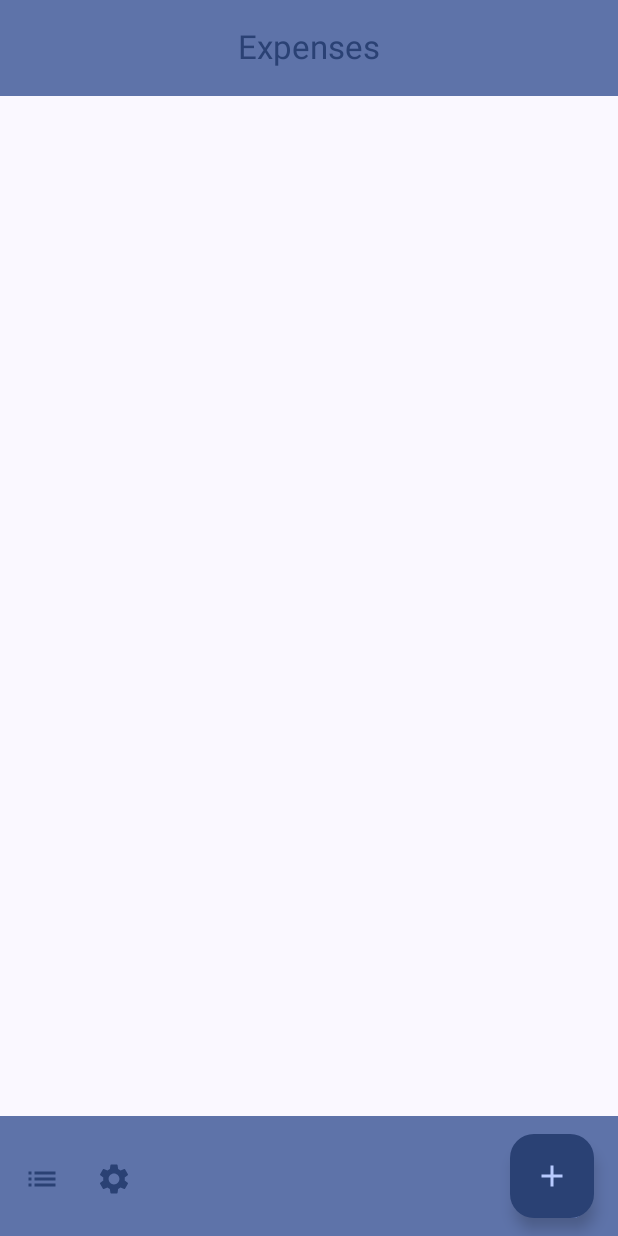
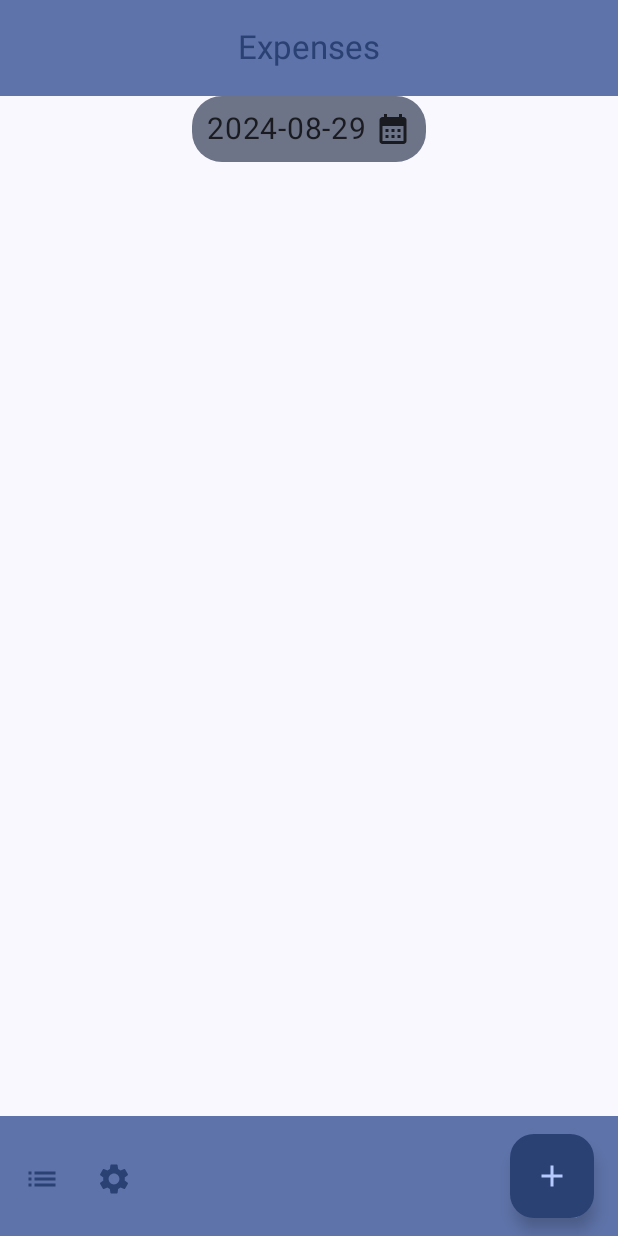
Before and after one commit to NXDMN/xpense, an Android app built with Jetpack Compose: the screen it shows after launch (MainActivity), on a phone screen of 412 x 824 dp. Run offline under Robolectric (Android 15) with nearby library versions, the phone set to English and light mode, and no system bars; our stand-ins replace Room's generated code.

Commit message:
Add CalendarLabel in ExpenseList

```diff
--- a/app/src/main/java/com/nxdmn/xpense/screens/expenseList/ExpenseListScreen.kt
+++ b/app/src/main/java/com/nxdmn/xpense/screens/expenseList/ExpenseListScreen.kt
@@ -1,5 +1,8 @@
 package com.nxdmn.xpense.screens.expenseList
 
+import androidx.compose.foundation.background
+import androidx.compose.foundation.clickable
+import androidx.compose.foundation.interaction.MutableInteractionSource
 import androidx.compose.foundation.layout.Arrangement
 import androidx.compose.foundation.layout.Column
 import androidx.compose.foundation.layout.ExperimentalLayoutApi
@@ -12,29 +15,42 @@ import androidx.compose.foundation.layout.padding
 import androidx.compose.foundation.layout.wrapContentHeight
 import androidx.compose.foundation.lazy.LazyColumn
 import androidx.compose.foundation.lazy.items
+import androidx.compose.foundation.shape.RoundedCornerShape
 import androidx.compose.material3.Card
 import androidx.compose.material3.CardDefaults
 import androidx.compose.material3.CenterAlignedTopAppBar
+import androidx.compose.material3.DatePicker
+import androidx.compose.material3.DatePickerDialog
 import androidx.compose.material3.ExperimentalMaterial3Api
 import androidx.compose.material3.Icon
 import androidx.compose.material3.MaterialTheme
 import androidx.compose.material3.Scaffold
 import androidx.compose.material3.Text
+import androidx.compose.material3.TextButton
 import androidx.compose.material3.TopAppBarDefaults
+import androidx.compose.material3.rememberDatePickerState
 import androidx.compose.runtime.Composable
 import androidx.compose.runtime.collectAsState
 import androidx.compose.runtime.getValue
+import androidx.compose.runtime.mutableStateOf
+import androidx.compose.runtime.remember
+import androidx.compose.runtime.setValue
 import androidx.compose.ui.Alignment
 import androidx.compose.ui.Modifier
+import androidx.compose.ui.draw.clip
 import androidx.compose.ui.res.painterResource
 import androidx.compose.ui.tooling.preview.Devices
 import androidx.compose.ui.tooling.preview.Preview
 import androidx.compose.ui.unit.dp
 import androidx.compose.ui.unit.sp
 import androidx.lifecycle.viewmodel.compose.viewModel
+import com.nxdmn.xpense.R
 import com.nxdmn.xpense.data.models.CategoryModel
 import com.nxdmn.xpense.data.models.ExpenseModel
+import com.nxdmn.xpense.helpers.toEpochMilli
+import com.nxdmn.xpense.helpers.toLocalDate
 import com.nxdmn.xpense.ui.CategoryIcon
+import java.time.LocalDate
 
 
 @OptIn(ExperimentalMaterial3Api::class)
@@ -58,10 +74,18 @@ fun ExpenseListScreen(
             )
         },
     ) { innerPadding ->
+        Column(
+            modifier = Modifier
+                .padding(innerPadding)
+                .fillMaxSize()
+                .background(color = MaterialTheme.colorScheme.background),
+            horizontalAlignment = Alignment.CenterHorizontally
+        ) {
+            var selectedDate by remember { mutableStateOf(LocalDate.now()) }
+
+            CalendarLabel(selectedDate = selectedDate, onDateSelected = { selectedDate = it })
+
             LazyColumn(
-            Modifier
-                .padding(innerPadding)
-                .fillMaxSize(),
                 contentPadding = PaddingValues(10.dp),
                 verticalArrangement = Arrangement.spacedBy(10.dp)
             ) {
@@ -69,6 +93,71 @@ fun ExpenseListScreen(
                     ExpenseCard(it, onNavigateToDetail = onNavigateToDetail)
                 }
             }
+        }
+    }
+}
+
+@OptIn(ExperimentalMaterial3Api::class)
+@Composable
+fun CalendarLabel(selectedDate: LocalDate, onDateSelected: (LocalDate) -> Unit) {
+    val datePickerState =
+        rememberDatePickerState(initialSelectedDateMillis = selectedDate.toEpochMilli())
+
+    var openDatePickerDialog by remember { mutableStateOf(false) }
+
+    if (openDatePickerDialog) {
+        DatePickerDialog(
+            onDismissRequest = { openDatePickerDialog = false },
+            confirmButton = {
+                TextButton(onClick = {
+                    datePickerState.selectedDateMillis?.let {
+                        onDateSelected(it.toLocalDate())
+                    }
+                    openDatePickerDialog = false
+                }) {
+                    Text("OK")
+                }
+            },
+            dismissButton = {
+                TextButton(onClick = { openDatePickerDialog = false }) {
+                    Text("Cancel")
+                }
+            }
+        ) {
+            DatePicker(
+                state = datePickerState,
+                title = null,
+                headline = null,
+                showModeToggle = false
+            )
+        }
+    }
+
+    val shape = RoundedCornerShape(20.dp)
+
+    Row(
+        modifier = Modifier
+            .background(color = MaterialTheme.colorScheme.secondaryContainer, shape = shape)
+            .clip(shape)
+            .clickable(
+                remember { MutableInteractionSource() },
+                indication = null,
+                onClick = {
+                    openDatePickerDialog = true
+                }
+            )
+            .padding(10.dp),
+        horizontalArrangement = Arrangement.spacedBy(5.dp),
+        verticalAlignment = Alignment.CenterVertically
+    ) {
+        Text(
+            text = selectedDate.toString(),
+            fontSize = 20.sp
+        )
+        Icon(
+            painter = painterResource(R.drawable.baseline_calendar_month_24),
+            contentDescription = "Calendar",
+        )
     }
 }
 
@@ -101,7 +190,7 @@ fun ExpenseCard(expense: ExpenseModel, onNavigateToDetail: (Long?) -> Unit = {})
 }
 
 @OptIn(ExperimentalMaterial3Api::class, ExperimentalLayoutApi::class)
-@Preview(device = Devices.PIXEL_7_PRO, heightDp = 2000)
+@Preview(device = Devices.PIXEL_7_PRO)
 @Composable
 fun TestPreview() {
     Scaffold(
@@ -117,10 +206,15 @@ fun TestPreview() {
             )
         },
     ) { innerPadding ->
+        Column(
+            modifier = Modifier.padding(innerPadding),
+            horizontalAlignment = Alignment.CenterHorizontally
+        ) {
+            var selectedDate by remember { mutableStateOf(LocalDate.now()) }
+
+            CalendarLabel(selectedDate = selectedDate, onDateSelected = { selectedDate = it })
+
             LazyColumn(
-            Modifier
-                .padding(innerPadding)
-                .fillMaxSize(),
                 contentPadding = PaddingValues(10.dp),
                 verticalArrangement = Arrangement.spacedBy(10.dp)
             ) {
@@ -136,5 +230,6 @@ fun TestPreview() {
                 }
             }
         }
+    }
 
 }
--- /dev/null
+++ b/app/src/main/res/drawable/baseline_calendar_month_24.xml
@@ -0,0 +1,5 @@
+<vector xmlns:android="http://schemas.android.com/apk/res/android" android:height="24dp" android:tint="#000000" android:viewportHeight="24" android:viewportWidth="24" android:width="24dp">
+
+    <path android:fillColor="@android:color/white" android:pathData="M19,4h-1V2h-2v2H8V2H6v2H5C3.89,4 3.01,4.9 3.01,6L3,20c0,1.1 0.89,2 2,2h14c1.1,0 2,-0.9 2,-2V6C21,4.9 20.1,4 19,4zM19,20H5V10h14V20zM9,14H7v-2h2V14zM13,14h-2v-2h2V14zM17,14h-2v-2h2V14zM9,18H7v-2h2V18zM13,18h-2v-2h2V18zM17,18h-2v-2h2V18z"/>
+
+</vector>
```
Lines whose indentation alone changed are shown as unchanged.
